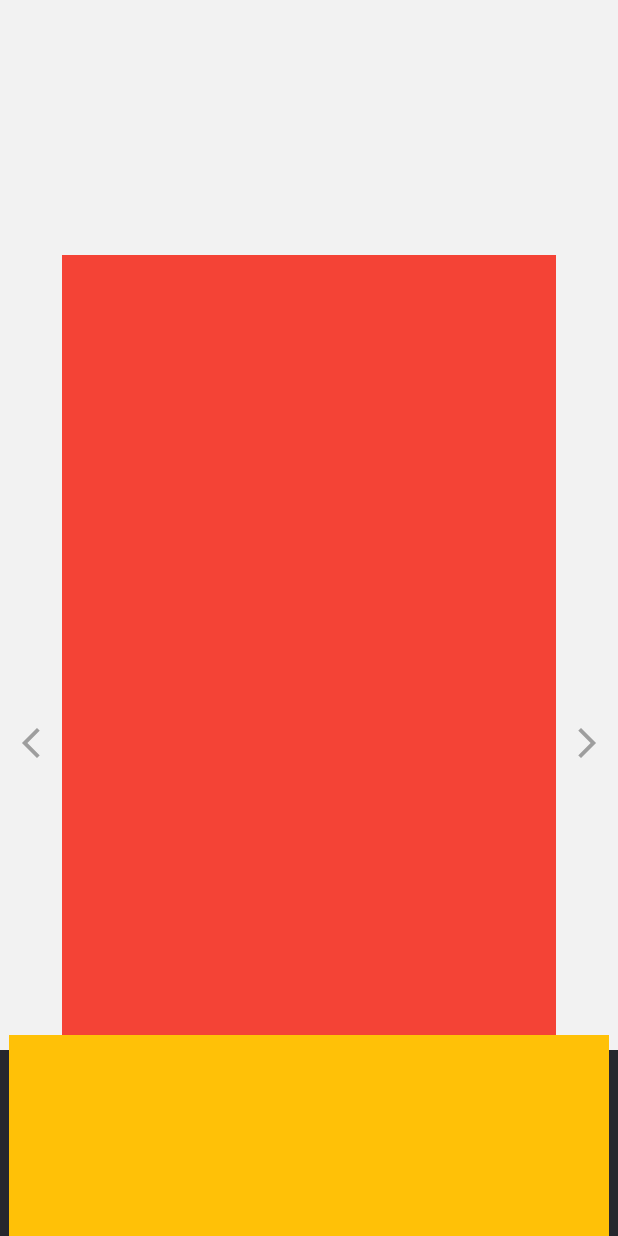
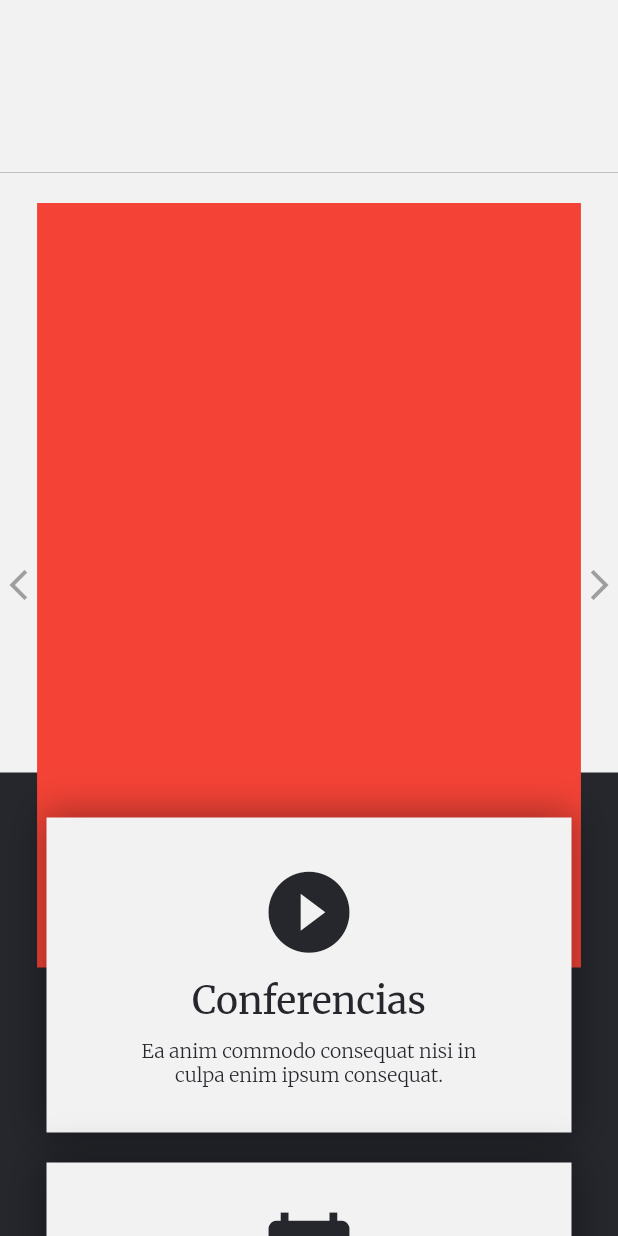
Before and after one commit to or-torah/or-torah-website, a Flutter app: the screen it shows after launch, on a phone screen of 412 x 824 dp. Run offline on Flutter 3.47's test engine with Material 2 defaults, Android fonts, the light colour scheme and no system bars; drawn by our look-alikes of carousel_slider; our stand-ins replace go_router, google_fonts.

Commit message:
buttons ui

```diff
--- a/lib/pages/home/buttons/button.dart
+++ b/lib/pages/home/buttons/button.dart
@@ -1,14 +1,78 @@
 import 'package:flutter/material.dart';
+import 'package:google_fonts/google_fonts.dart';
+import 'package:or_torah_website/themes/app_theme.dart';
 
 class Button extends StatelessWidget {
-  const Button({super.key});
+  final IconData icon;
+  final String title;
+  final String description;
+
+  const Button({
+    super.key,
+    required this.icon,
+    required this.title,
+    required this.description,
+  });
 
   @override
   Widget build(BuildContext context) {
     return SizedBox(
-      width: 400,
-      height: 250,
-      child: Container(color: Colors.amber),
+      width: 350,
+      height: 210,
+      child: Container(
+        decoration: BoxDecoration(
+          color: AppTheme.secondary,
+          boxShadow: const [
+            BoxShadow(
+              color: Color.fromARGB(90, 0, 0, 0),
+              spreadRadius: 3,
+              blurRadius: 20,
+              offset: Offset(0.0, 0.0),
+            )
+          ],
+        ),
+        child: Center(
+          child: Padding(
+            padding: const EdgeInsets.symmetric(vertical: 20),
+            child: Column(
+              crossAxisAlignment: CrossAxisAlignment.center,
+              mainAxisAlignment: MainAxisAlignment.spaceEvenly,
+              children: [
+                Icon(
+                  icon,
+                  color: AppTheme.primary,
+                  size: 65,
+                ),
+
+                //?
+                DefaultTextStyle(
+                  style: GoogleFonts.merriweather(
+                    fontSize: 25,
+                    color: AppTheme.primary,
+                  ),
+                  child: Text(
+                    title,
+                  ),
+                ),
+                Padding(
+                  padding: const EdgeInsets.symmetric(horizontal: 50),
+                  child: DefaultTextStyle(
+                    style: GoogleFonts.merriweather(
+                      fontSize: 13,
+                      color: AppTheme.primary,
+                      fontWeight: FontWeight.w300,
+                    ),
+                    child: Text(
+                      description,
+                      textAlign: TextAlign.center,
+                    ),
+                  ),
+                ),
+              ],
+            ),
+          ),
+        ),
+      ),
     );
   }
 }
--- a/lib/pages/home/buttons/buttons.dart
+++ b/lib/pages/home/buttons/buttons.dart
@@ -15,7 +15,26 @@ class Buttons extends StatelessWidget {
           alignment: WrapAlignment.center,
           spacing: 40,
           runSpacing: 20,
-          children: const [Button(), Button(), Button()],
+          children: const [
+            Button(
+              icon: Icons.play_circle_fill,
+              title: 'Conferencias',
+              description:
+                  'Ea anim commodo consequat nisi in culpa enim ipsum consequat.',
+            ),
+            Button(
+              icon: Icons.calendar_today,
+              title: 'Templo',
+              description:
+                  'Ea anim commodo consequat nisi in culpa enim ipsum consequat.',
+            ),
+            Button(
+              icon: Icons.menu_book,
+              title: 'Libros Shem Tov',
+              description:
+                  'Ea anim commodo consequat nisi in culpa enim ipsum consequat.',
+            )
+          ],
         ),
       ),
     );
--- a/lib/pages/home/home.dart
+++ b/lib/pages/home/home.dart
@@ -5,7 +5,7 @@ import 'package:or_torah_website/themes/app_theme.dart';
 import 'package:or_torah_website/widgets/background.dart';
 
 class Home extends StatelessWidget {
-  static const double topSectionHeight = 550;
+  static const double topSectionHeight = 500;
   const Home({super.key});
 
   @override
@@ -14,9 +14,9 @@ class Home extends StatelessWidget {
       color: AppTheme.primary,
       child: Stack(
         children: [
-          const Background(topSectionHeight: topSectionHeight),
-          Slideshow(height: topSectionHeight + 100),
-          const Buttons(topOffset: topSectionHeight - 10),
+          const Background(topSectionHeight: topSectionHeight - 100),
+          Slideshow(height: topSectionHeight + 10),
+          const Buttons(topOffset: topSectionHeight - 70),
         ],
       ),
     );
--- a/lib/pages/home/slideshow/slides.dart
+++ b/lib/pages/home/slideshow/slides.dart
@@ -8,7 +8,7 @@ class Slides extends StatelessWidget {
   @override
   Widget build(BuildContext context) {
     return SizedBox(
-      width: MediaQuery.of(context).size.width * 0.8,
+      width: MediaQuery.of(context).size.width * 0.88,
       child: CarouselSlider(
         carouselController: controller,
         options: CarouselOptions(
--- a/lib/themes/app_theme.dart
+++ b/lib/themes/app_theme.dart
@@ -3,4 +3,5 @@ import 'dart:ui';
 class AppTheme {
   static Color primary = const Color(0xff26272D);
   static Color secondary = const Color(0xffF2F2F2);
+  //static TextStyle style = GoogleFonts.merriweather();
 }
--- a/lib/widgets/header.dart
+++ b/lib/widgets/header.dart
@@ -2,7 +2,7 @@ import 'package:flutter/material.dart';
 import 'package:or_torah_website/themes/app_theme.dart';
 
 class Header extends StatelessWidget implements PreferredSizeWidget {
-  static const double height = 150;
+  static const double height = 115;
   const Header({super.key});
 
   @override
--- a/pubspec.yaml
+++ b/pubspec.yaml
@@ -37,6 +37,7 @@ dependencies:
   cupertino_icons: ^1.0.2
   carousel_slider: ^4.2.1
   go_router: ^7.0.0
+  google_fonts: ^4.0.4
 
 dev_dependencies:
   flutter_test:
```
Also changed, not shown: pubspec.lock, 1 other file.
